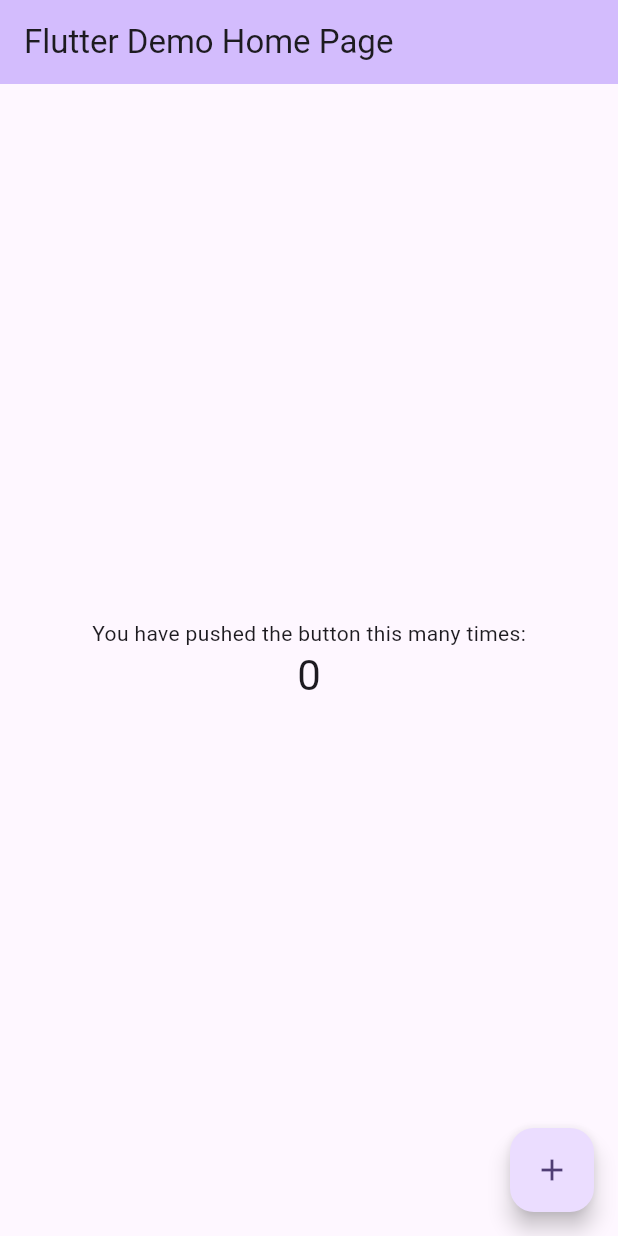
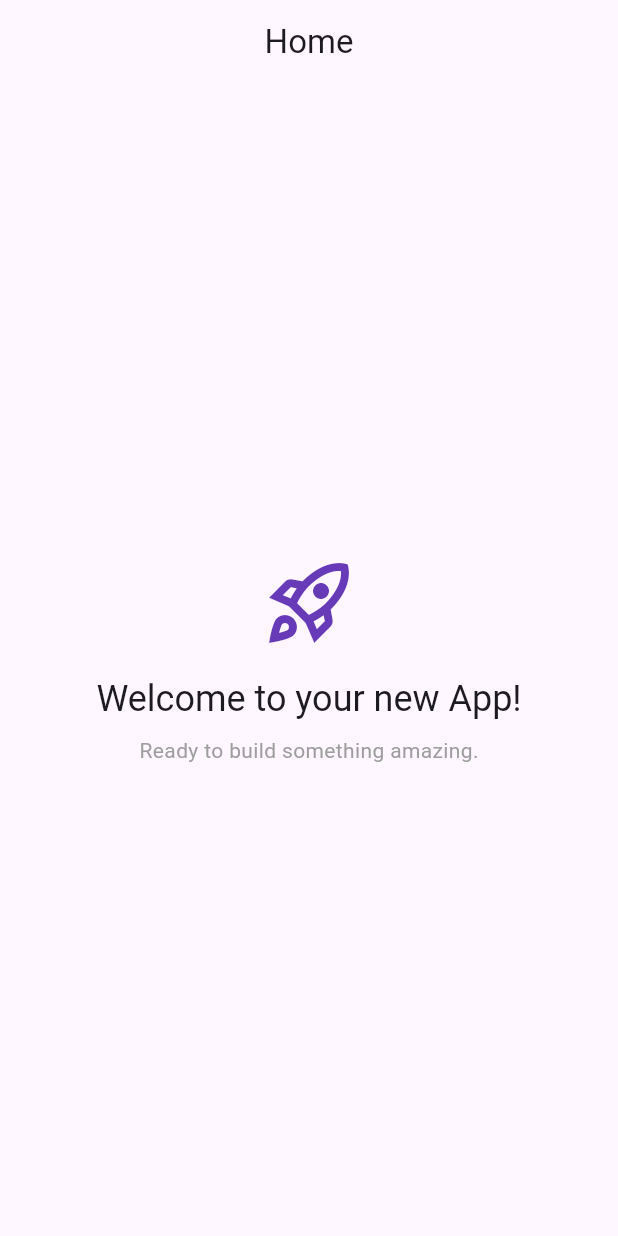
Before and after one commit to could-ai/019adcbf-3436-70d1-b33e-111e50e3554e, a Flutter app: the screen it shows after launch, on a phone screen of 412 x 824 dp. Run offline on Flutter 3.47's test engine with Material 3 defaults, Android fonts, the phone set to English and light mode, and no system bars.

Commit message:
Created a clean Home Page widget to replace the default counter example, serving as a starting point for the application.; Refactored main.dart to remove the default counter app boilerplate. Configured the app to use the new HomePage and set up basic routing.

```diff
--- /dev/null
+++ b/usr/lib/features/home/presentation/pages/home_page.dart
@@ -0,0 +1,37 @@
+import 'package:flutter/material.dart';
+
+class HomePage extends StatelessWidget {
+  const HomePage({super.key});
+
+  @override
+  Widget build(BuildContext context) {
+    return Scaffold(
+      appBar: AppBar(
+        title: const Text('Home'),
+        centerTitle: true,
+      ),
+      body: Center(
+        child: Column(
+          mainAxisAlignment: MainAxisAlignment.center,
+          children: [
+            const Icon(
+              Icons.rocket_launch_outlined,
+              size: 64,
+              color: Colors.deepPurple,
+            ),
+            const SizedBox(height: 16),
+            Text(
+              'Welcome to your new App!',
+              style: Theme.of(context).textTheme.headlineSmall,
+            ),
+            const SizedBox(height: 8),
+            const Text(
+              'Ready to build something amazing.',
+              style: TextStyle(color: Colors.grey),
+            ),
+          ],
+        ),
+      ),
+    );
+  }
+}
--- a/usr/lib/main.dart
+++ b/usr/lib/main.dart
@@ -1,4 +1,5 @@
 import 'package:flutter/material.dart';
+import 'features/home/presentation/pages/home_page.dart';
 
 void main() {
   runApp(const MyApp());
@@ -7,117 +8,19 @@ void main() {
 class MyApp extends StatelessWidget {
   const MyApp({super.key});
 
-  // This widget is the root of your application.
   @override
   Widget build(BuildContext context) {
     return MaterialApp(
-      title: 'Flutter Demo',
+      title: 'CouldAI User App',
       debugShowCheckedModeBanner: false,
       theme: ThemeData(
-        // This is the theme of your application.
-        //
-        // TRY THIS: Try running your application with "flutter run". You'll see
-        // the application has a purple toolbar. Then, without quitting the app,
-        // try changing the seedColor in the colorScheme below to Colors.green
-        // and then invoke "hot reload" (save your changes or press the "hot
-        // reload" button in a Flutter-supported IDE, or press "r" if you used
-        // the command line to start the app).
-        //
-        // Notice that the counter didn't reset back to zero; the application
-        // state is not lost during the reload. To reset the state, use hot
-        // restart instead.
-        //
-        // This works for code too, not just values: Most code changes can be
-        // tested with just a hot reload.
         colorScheme: ColorScheme.fromSeed(seedColor: Colors.deepPurple),
+        useMaterial3: true,
       ),
       initialRoute: '/',
       routes: {
-        '/': (context) => const MyHomePage(title: 'Flutter Demo Home Page'),
+        '/': (context) => const HomePage(),
       },
     );
   }
 }
-
-class MyHomePage extends StatefulWidget {
-  const MyHomePage({super.key, required this.title});
-
-  // This widget is the home page of your application. It is stateful, meaning
-  // that it has a State object (defined below) that contains fields that affect
-  // how it looks.
-
-  // This class is the configuration for the state. It holds the values (in this
-  // case the title) provided by the parent (in this case the App widget) and
-  // used by the build method of the State. Fields in a Widget subclass are
-  // always marked "final".
-
-  final String title;
-
-  @override
-  State<MyHomePage> createState() => _MyHomePageState();
-}
-
-class _MyHomePageState extends State<MyHomePage> {
-  int _counter = 0;
-
-  void _incrementCounter() {
-    setState(() {
-      // This call to setState tells the Flutter framework that something has
-      // changed in this State, which causes it to rerun the build method below
-      // so that the display can reflect the updated values. If we changed
-      // _counter without calling setState(), then the build method would not be
-      // called again, and so nothing would appear to happen.
-      _counter++;
-    });
-  }
-
-  @override
-  Widget build(BuildContext context) {
-    // This method is rerun every time setState is called, for instance as done
-    // by the _incrementCounter method above.
-    //
-    // The Flutter framework has been optimized to make rerunning build methods
-    // fast, so that you can just rebuild anything that needs updating rather
-    // than having to individually change instances of widgets.
-    return Scaffold(
-      appBar: AppBar(
-        // TRY THIS: Try changing the color here to a specific color (to
-        // Colors.amber, perhaps?) and trigger a hot reload to see the AppBar
-        // change color while the other colors stay the same.
-        backgroundColor: Theme.of(context).colorScheme.inversePrimary,
-        // Here we take the value from the MyHomePage object that was created by
-        // the App.build method, and use it to set our appbar title.
-        title: Text(widget.title),
-      ),
-      body: Center(
-        // Center is a layout widget. It takes a single child and positions it
-        // in the middle of the parent.
-        child: Column(
-          // Column is also a layout widget. It takes a list of children and
-          // arranges them vertically. By default, it sizes itself to fit its
-          // children horizontally, and tries to be as tall as its parent.
-          //
-          // Column has various properties to control how it sizes itself and
-          // how it positions its children. Here we use mainAxisAlignment to
-          // center the children vertically; the main axis here is the vertical
-          // axis because Columns are vertical (the cross axis would be
-          // horizontal).
-          //
-          // TRY THIS: Invoke "debug painting" (choose the "Toggle Debug Paint"
-          // action in the IDE, or press "p" in the console), to see the
-          // wireframe for each widget.
-          mainAxisAlignment: MainAxisAlignment.center,
-          children: <Widget>[
-            const Text('You have pushed the button this many times:'),
-            Text('$_counter', style: Theme.of(context).textTheme.headlineMedium),
-          ],
-        ),
-      ),
-      floatingActionButton: FloatingActionButton(
-        onPressed: _incrementCounter,
-        tooltip: 'Increment',
-        child: const Icon(Icons.add),
-      ), // This trailing comma makes auto-formatting nicer for build methods.
-    );
-  }
-}
```
